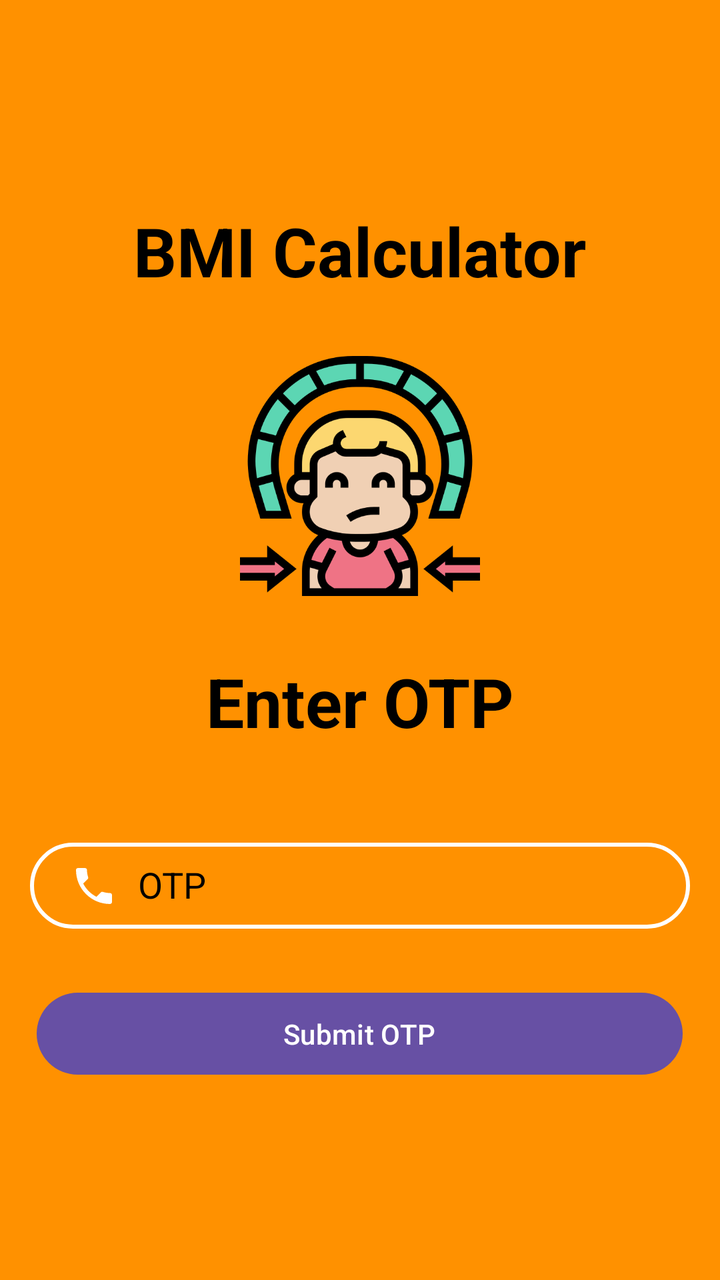
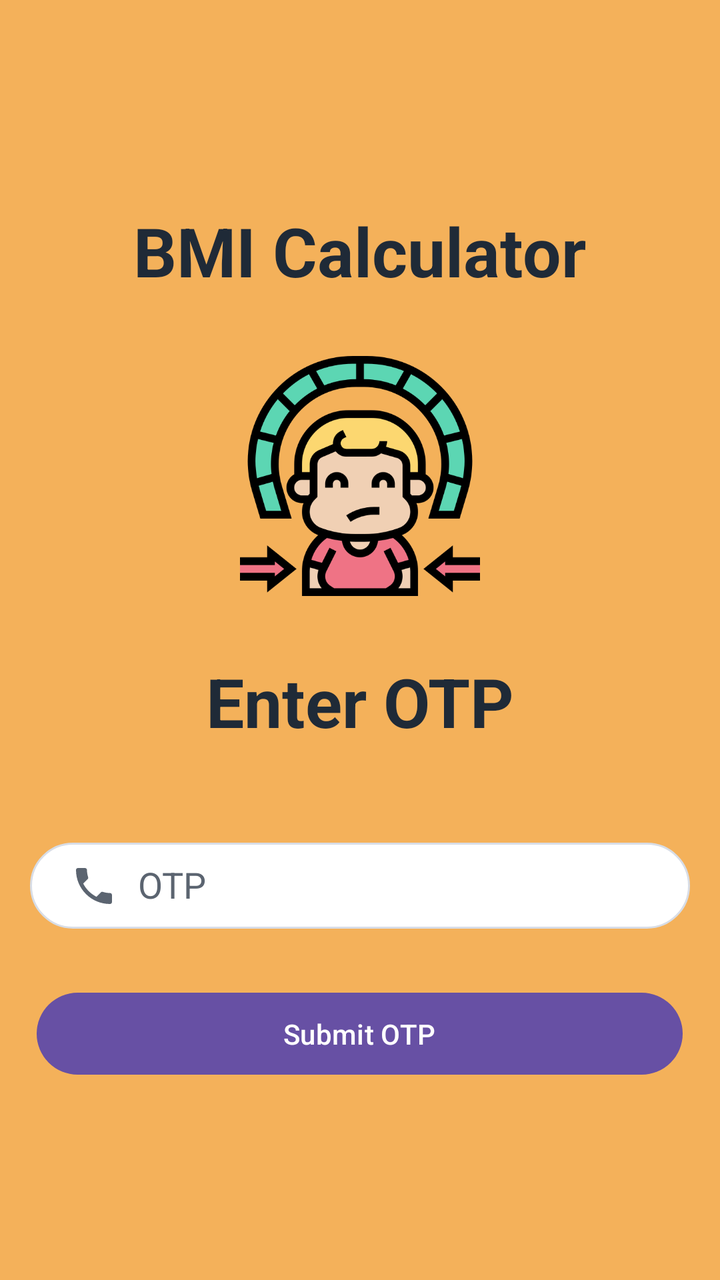

Screens rendered from an Android XML layout before and after an edit, with the pre-edit source and the edit as a unified diff.
<!-- AndroidManifest.xml: application theme Theme.BMICalculator -->
<!-- res/layout/activity_otpactivity.xml -->
<?xml version="1.0" encoding="utf-8"?>
<LinearLayout
    xmlns:android="http://schemas.android.com/apk/res/android"
    xmlns:app="http://schemas.android.com/apk/res-auto"
    xmlns:tools="http://schemas.android.com/tools"
    android:layout_width="match_parent"
    android:layout_height="match_parent"
    android:background="#FF9100"
    android:orientation="vertical"
    android:gravity="center"
    tools:context=".BackEnd.OTPActivity">

    <TextView
        android:id="@+id/textView"
        android:layout_width="wrap_content"
        android:layout_height="wrap_content"
        android:text="BMI Calculator"
        android:textColor="@color/black"
        android:textSize="34sp"
        android:textStyle="bold" />
    <ImageView
        android:layout_width="120dp"
        android:layout_height="180dp"
        android:src="@drawable/bmi"
        android:layout_centerHorizontal="true"
        />
    <ProgressBar
        android:id="@+id/progressBarOTP"
        android:layout_width="wrap_content"
        android:layout_height="wrap_content"
        android:layout_gravity="center"
        android:visibility="gone"
        tools:ignore="ExtraText"
        />
    <TextView
        android:id="@+id/textView2"
        android:layout_width="wrap_content"
        android:layout_height="wrap_content"
        android:text="Enter OTP"
        android:textColor="@color/black"
        android:textSize="34sp"
        android:textStyle="bold"
        />

    <EditText
        android:id="@+id/editTextOTP"
        android:layout_width="330dp"
        android:layout_height="43dp"
        android:layout_marginTop="48dp"
        android:background="@drawable/input_bg"
        android:drawableStart="@drawable/baseline_phone_24"
        android:drawablePadding="10dp"
        android:ems="10"
        android:hint="OTP"
        android:inputType="number"
        android:paddingStart="20dp"
        android:paddingTop="10dp"
        android:paddingEnd="10dp"
        android:paddingBottom="10dp"
        android:textColor="@color/black"
        android:textColorHint="@color/black"
        />

    <Button
        android:id="@+id/buttonSubmit"
        android:layout_width="323dp"
        android:layout_height="41dp"
        android:layout_marginTop="32dp"
        android:background="@drawable/btn_bg"
        android:text="Submit OTP"
        />



</LinearLayout>
<!-- resources referenced by this layout -->
<resources>
  <color name="black">#FF000000</color>
  <!-- drawable baseline_phone_24 (drawable) -->
  <vector android:height="24dp" android:tint="#FFFFFF"
      android:viewportHeight="24" android:viewportWidth="24"
      android:width="24dp" xmlns:android="http://schemas.android.com/apk/res/android">
      <path android:fillColor="@android:color/white" android:pathData="M6.62,10.79c1.44,2.83 3.76,5.14 6.59,6.59l2.2,-2.2c0.27,-0.27 0.67,-0.36 1.02,-0.24 1.12,0.37 2.33,0.57 3.57,0.57 0.55,0 1,0.45 1,1V20c0,0.55 -0.45,1 -1,1 -9.39,0 -17,-7.61 -17,-17 0,-0.55 0.45,-1 1,-1h3.5c0.55,0 1,0.45 1,1 0,1.25 0.2,2.45 0.57,3.57 0.11,0.35 0.03,0.74 -0.25,1.02l-2.2,2.2z"/>
  </vector>
  <!-- drawable bmi: png bitmap (drawable, 44554 bytes) -->
  <!-- drawable btn_bg (drawable) -->
  <?xml version="1.0" encoding="utf-8"?>
  <shape xmlns:android="http://schemas.android.com/apk/res/android">
      <solid android:color="@color/white"/>
      <corners android:radius="70dp"/>
  </shape>
  <!-- drawable input_bg (drawable) -->
  <?xml version="1.0" encoding="utf-8"?>
  <shape xmlns:android="http://schemas.android.com/apk/res/android">
      <stroke android:color="@color/white" android:width="2dp"/>
      <corners android:radius="70dp" />
  </shape>
  <style name="Theme.BMICalculator" parent="Base.Theme.BMICalculator" />
  <color name="white">#FFFFFFFF</color>
  <style name="Base.Theme.BMICalculator" parent="Theme.Material3.DayNight.NoActionBar">
          
          
      </style>
</resources>

<!-- the commit's change to res/layout/activity_otpactivity.xml (unified diff, before → after) -->
@@ -5,7 +5,7 @@
     xmlns:tools="http://schemas.android.com/tools"
     android:layout_width="match_parent"
     android:layout_height="match_parent"
-    android:background="#FF9100"
+    android:background="@color/auth_background"
     android:orientation="vertical"
     android:gravity="center"
     tools:context=".BackEnd.OTPActivity">
@@ -15,7 +15,7 @@
         android:layout_width="wrap_content"
         android:layout_height="wrap_content"
         android:text="BMI Calculator"
-        android:textColor="@color/black"
+        android:textColor="@color/text_primary"
         android:textSize="34sp"
         android:textStyle="bold" />
     <ImageView
@@ -37,7 +37,7 @@
         android:layout_width="wrap_content"
         android:layout_height="wrap_content"
         android:text="Enter OTP"
-        android:textColor="@color/black"
+        android:textColor="@color/text_primary"
         android:textSize="34sp"
         android:textStyle="bold"
         />
@@ -57,8 +57,8 @@
         android:paddingTop="10dp"
         android:paddingEnd="10dp"
         android:paddingBottom="10dp"
-        android:textColor="@color/black"
-        android:textColorHint="@color/black"
+        android:textColor="@color/input_text"
+        android:textColorHint="@color/input_hint"
         />
 
     <Button
@@ -67,6 +67,7 @@
         android:layout_height="41dp"
         android:layout_marginTop="32dp"
         android:background="@drawable/btn_bg"
+        android:textColor="@color/button_text"
         android:text="Submit OTP"
         />
 
<!-- resource entries referenced after the edit -->
@@ -1,27 +1,35 @@
 <!-- resources referenced by this layout -->
 <resources>
-  <color name="black">#FF000000</color>
+  <color name="auth_background">#FFF4B15A</color>
+  <color name="button_text">#FFFFFFFF</color>
+  <color name="input_hint">#5B6470</color>
+  <color name="input_text">#1F2A37</color>
+  <color name="text_primary">#1F2A37</color>
   <!-- drawable baseline_phone_24 (drawable) -->
-  <vector android:height="24dp" android:tint="#FFFFFF"
+  <vector android:height="24dp" android:tint="@color/icon_tint"
       android:viewportHeight="24" android:viewportWidth="24"
       android:width="24dp" xmlns:android="http://schemas.android.com/apk/res/android">
-      <path android:fillColor="@android:color/white" android:pathData="M6.62,10.79c1.44,2.83 3.76,5.14 6.59,6.59l2.2,-2.2c0.27,-0.27 0.67,-0.36 1.02,-0.24 1.12,0.37 2.33,0.57 3.57,0.57 0.55,0 1,0.45 1,1V20c0,0.55 -0.45,1 -1,1 -9.39,0 -17,-7.61 -17,-17 0,-0.55 0.45,-1 1,-1h3.5c0.55,0 1,0.45 1,1 0,1.25 0.2,2.45 0.57,3.57 0.11,0.35 0.03,0.74 -0.25,1.02l-2.2,2.2z"/>
+      <path android:fillColor="@color/icon_tint" android:pathData="M6.62,10.79c1.44,2.83 3.76,5.14 6.59,6.59l2.2,-2.2c0.27,-0.27 0.67,-0.36 1.02,-0.24 1.12,0.37 2.33,0.57 3.57,0.57 0.55,0 1,0.45 1,1V20c0,0.55 -0.45,1 -1,1 -9.39,0 -17,-7.61 -17,-17 0,-0.55 0.45,-1 1,-1h3.5c0.55,0 1,0.45 1,1 0,1.25 0.2,2.45 0.57,3.57 0.11,0.35 0.03,0.74 -0.25,1.02l-2.2,2.2z"/>
   </vector>
   <!-- drawable bmi: png bitmap (drawable, 44554 bytes) -->
   <!-- drawable btn_bg (drawable) -->
   <?xml version="1.0" encoding="utf-8"?>
   <shape xmlns:android="http://schemas.android.com/apk/res/android">
-      <solid android:color="@color/white"/>
+      <solid android:color="@color/button_surface"/>
       <corners android:radius="70dp"/>
   </shape>
   <!-- drawable input_bg (drawable) -->
   <?xml version="1.0" encoding="utf-8"?>
   <shape xmlns:android="http://schemas.android.com/apk/res/android">
-      <stroke android:color="@color/white" android:width="2dp"/>
+      <solid android:color="@color/input_surface" />
+      <stroke android:color="@color/input_stroke" android:width="1dp"/>
       <corners android:radius="70dp" />
   </shape>
   <style name="Theme.BMICalculator" parent="Base.Theme.BMICalculator" />
-  <color name="white">#FFFFFFFF</color>
+  <color name="icon_tint">#5B6470</color>
+  <color name="button_surface">#1F2A37</color>
+  <color name="input_surface">#FFFFFFFF</color>
+  <color name="input_stroke">#D8DDE6</color>
   <style name="Base.Theme.BMICalculator" parent="Theme.Material3.DayNight.NoActionBar">
           
           
